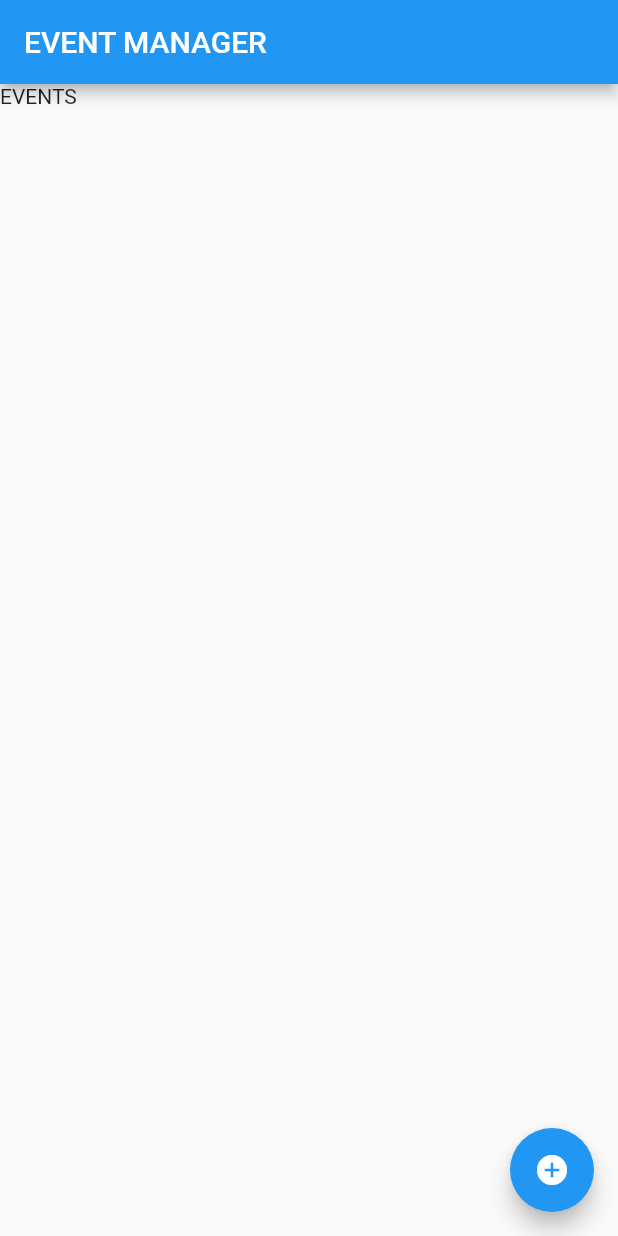
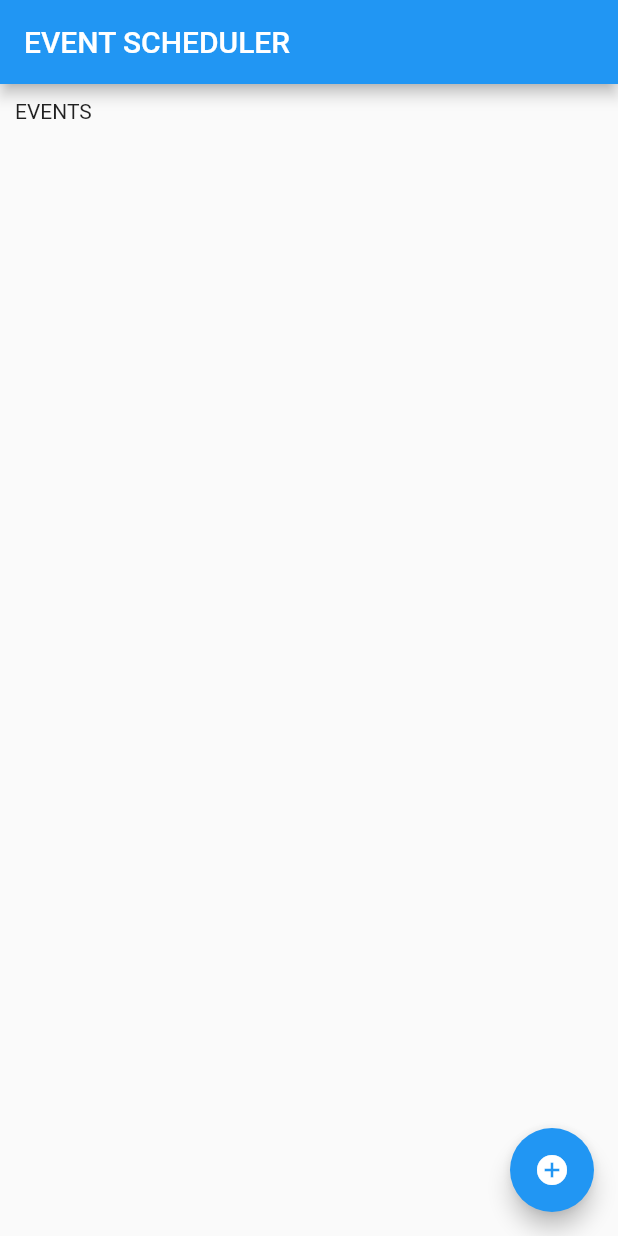
Before and after one commit to BSAIMUKESHREDD/eventmanager_app, a Flutter app: the screen it shows after launch, on a phone screen of 412 x 824 dp. Run offline on Flutter 3.47's test engine with Material 2 defaults, Android fonts, the phone set to English and light mode, and no system bars.

Commit message:
usingListViewSeperator

```diff
--- a/lib/main.dart
+++ b/lib/main.dart
@@ -20,10 +20,12 @@ class _MyApp extends State<MyApp>{
     // TODO: implement build
     return MaterialApp(
       home: Scaffold(
-    appBar: AppBar(title: Text('EVENT MANAGER'),),
-        body: ListView.builder(
+    appBar: AppBar(title: Text('EVENT SCHEDULER'),),
+        body:
+        ListView.separated(
+            padding: const EdgeInsets.all(10),
             itemCount: _list.length,
-            itemBuilder: ((context,index)=> _list[index])),
+            itemBuilder: ((context,index)=> _list[index]), separatorBuilder: (BuildContext context, int index) =>const Divider(),),
 
         floatingActionButton: Builder(
           builder: (context) {
@@ -34,13 +36,19 @@ class _MyApp extends State<MyApp>{
                 String newText = await Navigator.of(context).push(MaterialPageRoute(builder: (context)=> NewEventsScreen()));
                // print(newText);
               setState(() {
+                /*return Container(
+                  height: 50,
+                  child: Center(child: Text(newText),),
+                );*/
                 _list.add(Text(newText));
               });
                 },
               child: Icon(Icons.add_circle),
             );
           }
-        ),
+
+    ),
+
 
       ),
     );
```
